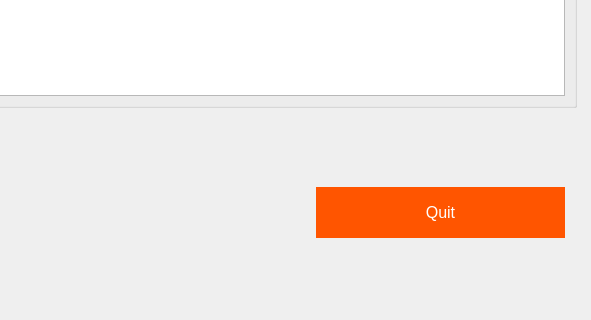
The window that Car_Rental_Project/EmployeeInterface.ui (Mazouzmed/car_rental_project_qt) describes before a commit, drawn with Qt 5; both pictures show x 594 to 1185 and y 403 to 723 of the 1185 by 723 pixel window.
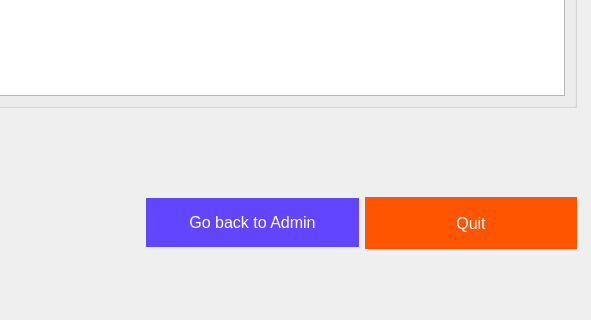
The same window after the commit. Icons and pictures are not drawn.

```diff
--- a/Car_Rental_Project/EmployeeInterface.ui
+++ b/Car_Rental_Project/EmployeeInterface.ui
@@ -72,43 +72,6 @@
     <string/>
    </property>
   </widget>
-  <widget class="QPushButton" name="btnEmplQuit">
-   <property name="geometry">
-    <rect>
-     <x>910</x>
-     <y>590</y>
-     <width>249</width>
-     <height>51</height>
-    </rect>
-   </property>
-   <property name="sizePolicy">
-    <sizepolicy hsizetype="Preferred" vsizetype="Preferred">
-     <horstretch>0</horstretch>
-     <verstretch>0</verstretch>
-    </sizepolicy>
-   </property>
-   <property name="styleSheet">
-    <string notr="true">QPushButton#btnEmplQuit{
-background-color: #ff5500; 
-  border: none;
-  color: white;
-  padding: 15px 32px;
-  text-align: center;
-  text-decoration: none;
-  display: inline-block;
-  font-size: 16px;
-  transition-duration: 0.4s;
-}
-
-QPushButton#btnEmplQuit:hover {
-  background-color: #ffaa00; /* Green */
-  color: white;
-}</string>
-   </property>
-   <property name="text">
-    <string>Quit</string>
-   </property>
-  </widget>
   <widget class="QWidget" name="layoutWidget">
    <property name="geometry">
     <rect>
@@ -120,7 +83,7 @@
    </property>
    <layout class="QHBoxLayout" name="horizontalLayout"/>
   </widget>
-  <widget class="QWidget" name="">
+  <widget class="QWidget" name="layoutWidget">
    <property name="geometry">
     <rect>
      <x>0</x>
@@ -291,6 +254,80 @@
     </item>
    </layout>
   </widget>
+  <widget class="QWidget" name="">
+   <property name="geometry">
+    <rect>
+     <x>740</x>
+     <y>600</y>
+     <width>431</width>
+     <height>52</height>
+    </rect>
+   </property>
+   <layout class="QHBoxLayout" name="horizontalLayout_4">
+    <item>
+     <widget class="QPushButton" name="backToAdminBtn">
+      <property name="sizePolicy">
+       <sizepolicy hsizetype="Minimum" vsizetype="Fixed">
+        <horstretch>0</horstretch>
+        <verstretch>0</verstretch>
+       </sizepolicy>
+      </property>
+      <property name="styleSheet">
+       <string notr="true">QPushButton#backToAdminBtn {
+background-color: #6246ff; 
+  border: none;
+  color: white;
+  padding: 15px 32px;
+  text-align: center;
+  text-decoration: none;
+  display: inline-block;
+  font-size: 16px;
+  transition-duration: 0.4s;
+}
+
+QPushButton#btnOptions:hover {
+  background-color: #215a91; /* Green */
+  color: white;
+}</string>
+      </property>
+      <property name="text">
+       <string>Go back to Admin</string>
+      </property>
+     </widget>
+    </item>
+    <item>
+     <widget class="QPushButton" name="btnEmplQuit">
+      <property name="sizePolicy">
+       <sizepolicy hsizetype="Preferred" vsizetype="Preferred">
+        <horstretch>0</horstretch>
+        <verstretch>0</verstretch>
+       </sizepolicy>
+      </property>
+      <property name="styleSheet">
+       <string notr="true">QPushButton#btnEmplQuit{
+background-color: #ff5500; 
+  border: none;
+  color: white;
+  padding: 15px 32px;
+  text-align: center;
+  text-decoration: none;
+  display: inline-block;
+  font-size: 16px;
+  transition-duration: 0.4s;
+}
+
+QPushButton#btnEmplQuit:hover {
+  background-color: #ffaa00; /* Green */
+  color: white;
+}</string>
+      </property>
+      <property name="text">
+       <string>Quit</string>
+      </property>
+     </widget>
+    </item>
+   </layout>
+  </widget>
   <zorder>layoutWidget</zorder>
   <zorder>lblBackgroundTitle</zorder>
   <zorder>layoutWidget</zorder>
```
Left out of the diff: 2 changed lines with no effect on the pictures.
